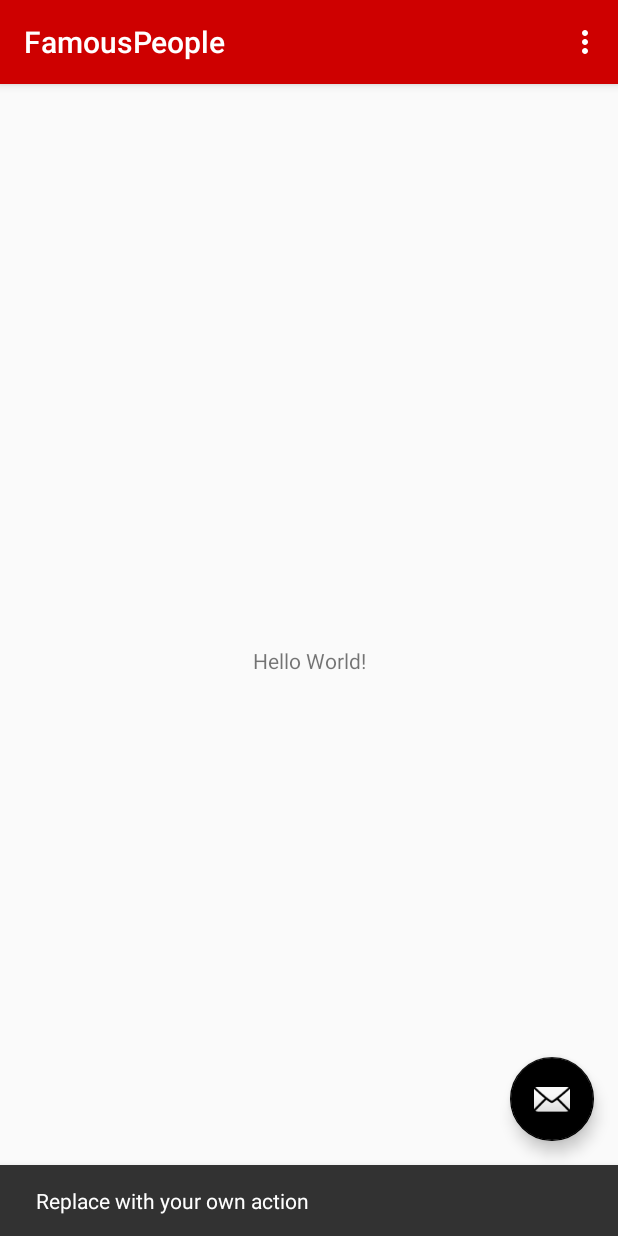
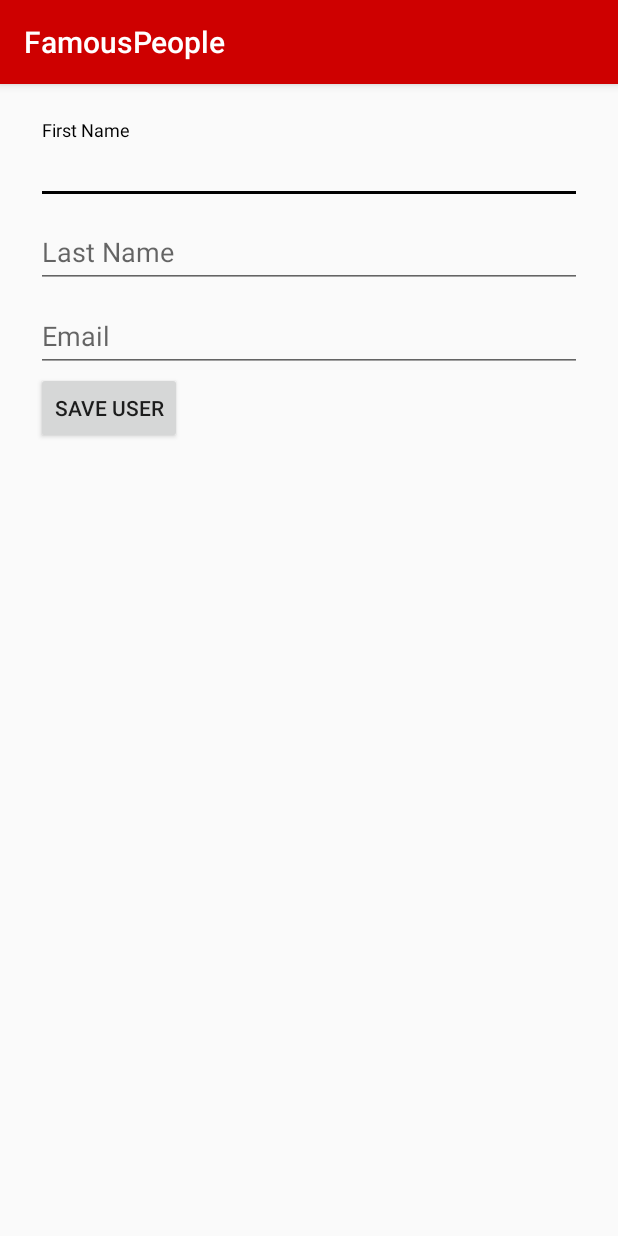
Before and after one commit to danielmalone/FamousPeople, an Android app: the screen it shows after launch (MainActivity before the commit, CreateUser after it), after a tap on an icon or button, on a phone screen of 412 x 824 dp. Run offline under Robolectric (Android 15) with nearby library versions, the phone set to English and light mode, and no system bars.

Commit message:
more changes

```diff
--- a/app/src/main/AndroidManifest.xml
+++ b/app/src/main/AndroidManifest.xml
@@ -19,6 +19,9 @@
                 <category android:name="android.intent.category.LAUNCHER"/>
             </intent-filter>
         </activity>
+
+        <activity android:name=".CreateUser"/>
+
     </application>
 
 </manifest>
--- /dev/null
+++ b/app/src/main/java/com/finepointmobile/famouspeople/CreateUser.java
@@ -0,0 +1,42 @@
+package com.finepointmobile.famouspeople;
+
+import android.os.Bundle;
+import android.support.annotation.Nullable;
+import android.support.v7.app.AppCompatActivity;
+import android.util.Log;
+import android.view.View;
+import android.widget.Button;
+import android.widget.EditText;
+
+/**
+ * Created by danielmalone on 10/28/17.
+ */
+
+public class CreateUser extends AppCompatActivity {
+
+    private static final String TAG = "CreateUser";
+
+    EditText firstName;
+    EditText lastName;
+    EditText email;
+    Button button;
+
+    @Override
+    protected void onCreate(@Nullable Bundle savedInstanceState) {
+        super.onCreate(savedInstanceState);
+        setContentView(R.layout.create_user);
+
+        firstName = findViewById(R.id.first_name);
+        lastName = findViewById(R.id.last_name);
+        email = findViewById(R.id.email);
+        button = findViewById(R.id.button);
+
+        button.setOnClickListener(new View.OnClickListener() {
+            @Override
+            public void onClick(View view) {
+                // TODO: 10/28/17 Save to database
+                Log.d(TAG, "onClick: firstName: " + firstName.getText().toString());
+            }
+        });
+    }
+}
--- a/app/src/main/java/com/finepointmobile/famouspeople/MainActivity.java
+++ b/app/src/main/java/com/finepointmobile/famouspeople/MainActivity.java
@@ -1,15 +1,17 @@
 package com.finepointmobile.famouspeople;
 
+import android.content.Intent;
 import android.os.Bundle;
 import android.support.design.widget.FloatingActionButton;
-import android.support.design.widget.Snackbar;
 import android.support.v7.app.AppCompatActivity;
 import android.support.v7.widget.Toolbar;
 import android.view.View;
-import android.view.Menu;
-import android.view.MenuItem;
 
 public class MainActivity extends AppCompatActivity {
+
+    private static final String TAG = "MainActivity";
+
+    FloatingActionButton fab;
 
     @Override
     protected void onCreate(Bundle savedInstanceState) {
@@ -18,35 +20,12 @@ public class MainActivity extends AppCompatActivity {
         Toolbar toolbar = (Toolbar) findViewById(R.id.toolbar);
         setSupportActionBar(toolbar);
 
-        FloatingActionButton fab = (FloatingActionButton) findViewById(R.id.fab);
+        fab = findViewById(R.id.fab);
         fab.setOnClickListener(new View.OnClickListener() {
             @Override
             public void onClick(View view) {
-                Snackbar.make(view, "Replace with your own action", Snackbar.LENGTH_LONG)
-                        .setAction("Action", null).show();
+                startActivity(new Intent(MainActivity.this, CreateUser.class));
             }
         });
     }
-
-    @Override
-    public boolean onCreateOptionsMenu(Menu menu) {
-        // Inflate the menu; this adds items to the action bar if it is present.
-        getMenuInflater().inflate(R.menu.menu_main, menu);
-        return true;
-    }
-
-    @Override
-    public boolean onOptionsItemSelected(MenuItem item) {
-        // Handle action bar item clicks here. The action bar will
-        // automatically handle clicks on the Home/Up button, so long
-        // as you specify a parent activity in AndroidManifest.xml.
-        int id = item.getItemId();
-
-        //noinspection SimplifiableIfStatement
-        if (id == R.id.action_settings) {
-            return true;
-        }
-
-        return super.onOptionsItemSelected(item);
-    }
 }
--- a/app/src/main/res/layout/content_main.xml
+++ b/app/src/main/res/layout/content_main.xml
@@ -9,10 +9,10 @@
     tools:context="com.finepointmobile.famouspeople.MainActivity"
     tools:showIn="@layout/activity_main">
 
-    <TextView
-        android:layout_width="wrap_content"
-        android:layout_height="wrap_content"
-        android:text="Hello World!"
+    <android.support.v7.widget.RecyclerView
+        android:id="@+id/recycler_view"
+        android:layout_width="0dp"
+        android:layout_height="0dp"
         app:layout_constraintBottom_toBottomOf="parent"
         app:layout_constraintLeft_toLeftOf="parent"
         app:layout_constraintRight_toRightOf="parent"
--- /dev/null
+++ b/app/src/main/res/layout/create_user.xml
@@ -0,0 +1,47 @@
+<?xml version="1.0" encoding="utf-8"?>
+<LinearLayout xmlns:android="http://schemas.android.com/apk/res/android"
+              android:layout_width="match_parent"
+              android:layout_height="wrap_content"
+              android:orientation="vertical"
+              android:padding="24dp">
+
+    <android.support.design.widget.TextInputLayout
+        android:layout_width="match_parent"
+        android:layout_height="wrap_content">
+
+        <android.support.design.widget.TextInputEditText
+            android:id="@+id/first_name"
+            android:layout_width="match_parent"
+            android:layout_height="wrap_content"
+            android:hint="First Name"/>
+    </android.support.design.widget.TextInputLayout>
+
+    <android.support.design.widget.TextInputLayout
+        android:layout_width="match_parent"
+        android:layout_height="wrap_content">
+
+        <android.support.design.widget.TextInputEditText
+            android:id="@+id/last_name"
+            android:layout_width="match_parent"
+            android:layout_height="wrap_content"
+            android:hint="Last Name"/>
+    </android.support.design.widget.TextInputLayout>
+
+    <android.support.design.widget.TextInputLayout
+        android:layout_width="match_parent"
+        android:layout_height="wrap_content">
+
+        <android.support.design.widget.TextInputEditText
+            android:id="@+id/email"
+            android:layout_width="match_parent"
+            android:layout_height="wrap_content"
+            android:hint="Email"/>
+    </android.support.design.widget.TextInputLayout>
+
+    <Button
+        android:id="@+id/button"
+        android:layout_width="wrap_content"
+        android:layout_height="wrap_content"
+        android:text="Save User"/>
+
+</LinearLayout>
```
